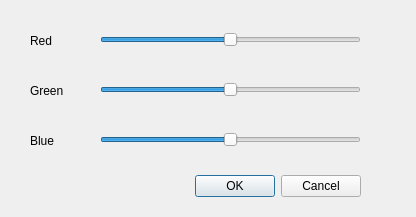
Qt form rgbdialog.ui (amothm80/QtIPEP) before a commit.
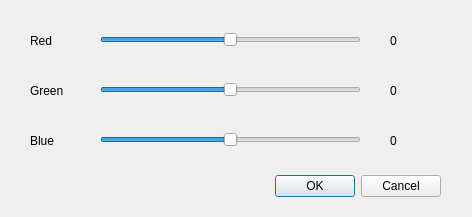
The same form after that commit.

The edit to the form file:
```diff
--- a/rgbdialog.ui
+++ b/rgbdialog.ui
@@ -6,7 +6,7 @@
    <rect>
     <x>0</x>
     <y>0</y>
-    <width>416</width>
+    <width>472</width>
     <height>217</height>
    </rect>
   </property>
@@ -16,7 +16,7 @@
   <widget class="QDialogButtonBox" name="buttonBox">
    <property name="geometry">
     <rect>
-     <x>20</x>
+     <x>100</x>
      <y>170</y>
      <width>341</width>
      <height>32</height>
@@ -125,6 +125,45 @@
     <string>Blue</string>
    </property>
   </widget>
+  <widget class="QLabel" name="labelRedVal">
+   <property name="geometry">
+    <rect>
+     <x>390</x>
+     <y>30</y>
+     <width>51</width>
+     <height>21</height>
+    </rect>
+   </property>
+   <property name="text">
+    <string>0</string>
+   </property>
+  </widget>
+  <widget class="QLabel" name="labelGreenVal">
+   <property name="geometry">
+    <rect>
+     <x>390</x>
+     <y>80</y>
+     <width>51</width>
+     <height>21</height>
+    </rect>
+   </property>
+   <property name="text">
+    <string>0</string>
+   </property>
+  </widget>
+  <widget class="QLabel" name="labelBlueVal">
+   <property name="geometry">
+    <rect>
+     <x>390</x>
+     <y>130</y>
+     <width>51</width>
+     <height>21</height>
+    </rect>
+   </property>
+   <property name="text">
+    <string>0</string>
+   </property>
+  </widget>
  </widget>
  <resources/>
  <connections>
```
Left out of the diff: 76 changed lines with no effect on the pictures.
